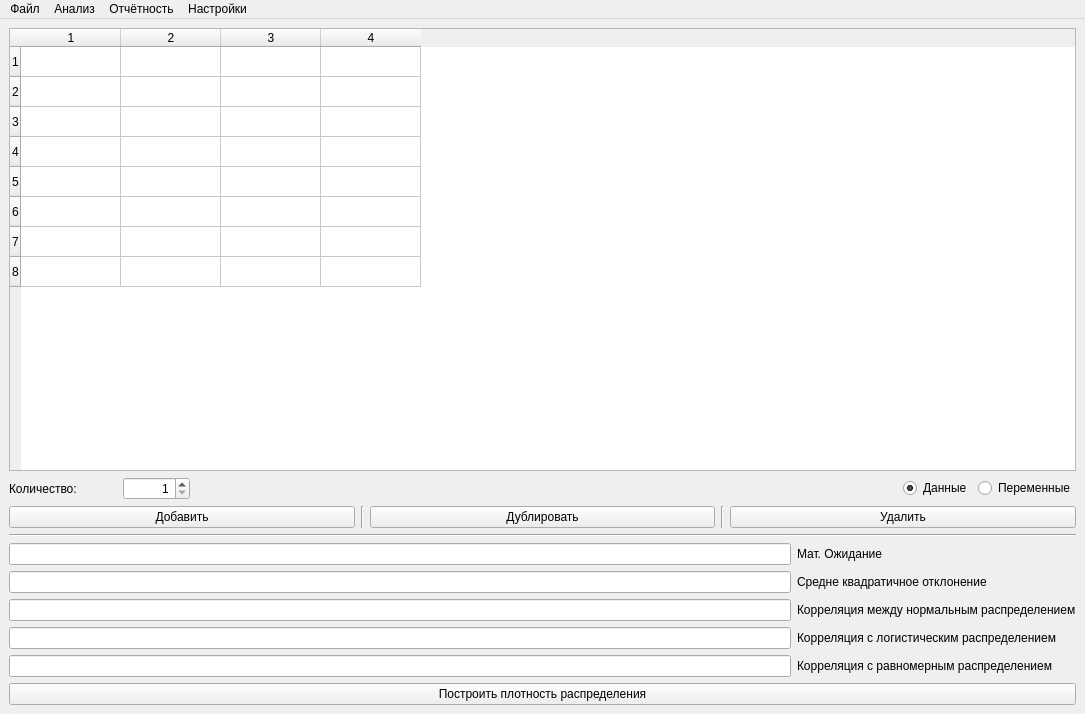
Qt form design.ui (pflotter/diploma) before a commit.
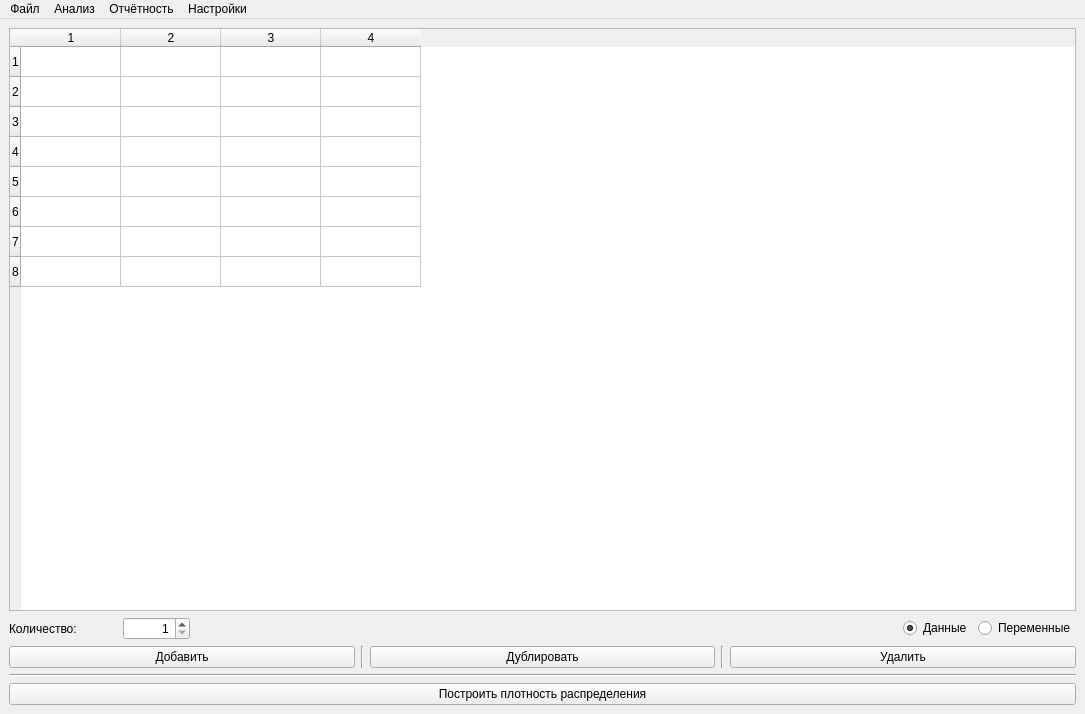
The same form after that commit. Icons and pictures are not drawn.

Patch:
```diff
--- a/design.ui
+++ b/design.ui
@@ -198,141 +198,15 @@
      </widget>
     </item>
     <item>
-     <layout class="QVBoxLayout" name="verticalLayout_6">
-      <item>
-       <layout class="QGridLayout" name="gridLayout">
-        <item row="2" column="1">
-         <widget class="QLabel" name="label_3">
-          <property name="text">
-           <string>Средне квадратичное отклонение</string>
-          </property>
-         </widget>
-        </item>
-        <item row="4" column="0">
-         <widget class="QLineEdit" name="lineCorrLogistic">
-          <property name="enabled">
-           <bool>true</bool>
-          </property>
-          <property name="frame">
-           <bool>true</bool>
-          </property>
-          <property name="echoMode">
-           <enum>QLineEdit::Normal</enum>
-          </property>
-          <property name="readOnly">
-           <bool>true</bool>
-          </property>
-          <property name="placeholderText">
-           <string/>
-          </property>
-          <property name="clearButtonEnabled">
-           <bool>false</bool>
-          </property>
-         </widget>
-        </item>
-        <item row="3" column="0">
-         <widget class="QLineEdit" name="lineCorrNormal">
-          <property name="enabled">
-           <bool>true</bool>
-          </property>
-          <property name="readOnly">
-           <bool>true</bool>
-          </property>
-         </widget>
-        </item>
-        <item row="1" column="0">
-         <widget class="QLineEdit" name="lineMathMean">
-          <property name="enabled">
-           <bool>true</bool>
-          </property>
-          <property name="text">
-           <string/>
-          </property>
-          <property name="dragEnabled">
-           <bool>false</bool>
-          </property>
-          <property name="readOnly">
-           <bool>true</bool>
-          </property>
-         </widget>
-        </item>
-        <item row="4" column="1">
-         <widget class="QLabel" name="label_5">
-          <property name="text">
-           <string>Корреляция с логистическим распределением</string>
-          </property>
-         </widget>
-        </item>
-        <item row="3" column="1">
-         <widget class="QLabel" name="label_4">
-          <property name="text">
-           <string>Корреляция между нормальным распределением</string>
-          </property>
-         </widget>
-        </item>
-        <item row="1" column="1">
-         <widget class="QLabel" name="MathMean">
-          <property name="text">
-           <string>Мат. Ожидание</string>
-          </property>
-         </widget>
-        </item>
-        <item row="2" column="0">
-         <widget class="QLineEdit" name="lineStd">
-          <property name="enabled">
-           <bool>true</bool>
-          </property>
-          <property name="readOnly">
-           <bool>true</bool>
-          </property>
-         </widget>
-        </item>
-        <item row="5" column="0">
-         <widget class="QLineEdit" name="lineCorrRavnomer">
-          <property name="enabled">
-           <bool>true</bool>
-          </property>
-          <property name="readOnly">
-           <bool>true</bool>
-          </property>
-         </widget>
-        </item>
-        <item row="5" column="1">
-         <widget class="QLabel" name="label_6">
-          <property name="text">
-           <string>Корреляция с равномерным распределением</string>
-          </property>
-         </widget>
-        </item>
-       </layout>
-      </item>
-      <item>
-       <widget class="QPushButton" name="btnPlotGraphics">
-        <property name="text">
-         <string>Построить плотность распределения</string>
-        </property>
-        <property name="icon">
-         <iconset>
-          <normaloff>icons/combo-chart.png</normaloff>icons/combo-chart.png</iconset>
-        </property>
-       </widget>
-      </item>
-     </layout>
-    </item>
-    <item>
-     <layout class="QHBoxLayout" name="horizontalLayout_2">
-      <item>
-       <layout class="QVBoxLayout" name="verticalLayout">
-        <item>
-         <layout class="QHBoxLayout" name="horizontalLayout_3">
-          <item>
-           <layout class="QVBoxLayout" name="verticalLayout_3"/>
-          </item>
-         </layout>
-        </item>
-       </layout>
-      </item>
-     </layout>
+     <widget class="QPushButton" name="btnPlotGraphics">
+      <property name="text">
+       <string>Построить плотность распределения</string>
+      </property>
+      <property name="icon">
+       <iconset>
+        <normaloff>icons/combo-chart.png</normaloff>icons/combo-chart.png</iconset>
+      </property>
+     </widget>
     </item>
    </layout>
   </widget>
```
